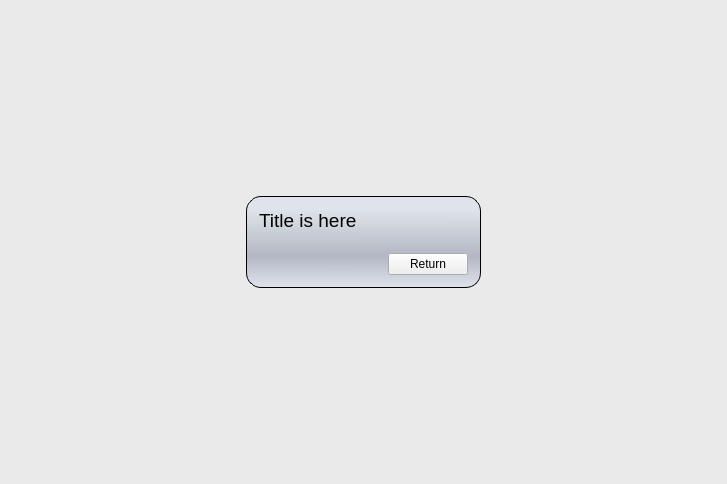
First picture: the form in UiModule/ui/EtherActionWidget.ui, repository realXtend/tundra, before the edit.
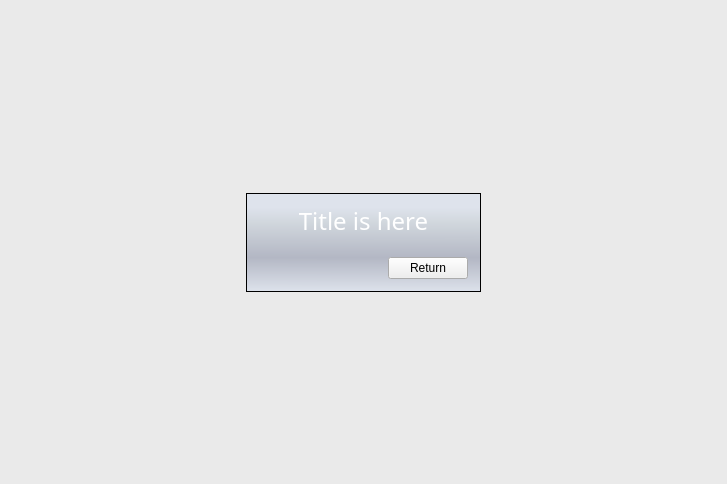
Second picture: the form after the edit. Icons and pictures are not drawn.

Diff of the .ui file:
```diff
--- a/UiModule/ui/EtherActionWidget.ui
+++ b/UiModule/ui/EtherActionWidget.ui
@@ -21,7 +21,13 @@
 QFrame#ContainerFrame {
 	background-color: qlineargradient(spread:pad, x1:0.006, y1:0, x2:0, y2:1, stop:0.142045 rgba(222, 227, 236, 255), stop:0.295455 rgba(209, 215, 221, 255), stop:0.65 rgba(179, 183, 196, 255), stop:1 rgba(222, 227, 236, 255));
 	border: 1px solid black;
-	border-radius: 15px;
+	border-radius: 0px;
+}
+
+QLabel#titleLabel {
+	background-image: url('./data/ui/images/ether/title_bg.png');
+	background-position: top left;
+	background-repeat: repeat-x;
 }</string>
   </property>
   <layout class="QVBoxLayout" name="verticalLayout_2">
@@ -65,33 +71,83 @@
          </property>
          <layout class="QVBoxLayout" name="verticalLayout_3">
           <property name="margin">
-           <number>12</number>
+           <number>0</number>
           </property>
           <item>
            <layout class="QVBoxLayout" name="mainLayout">
+            <property name="spacing">
+             <number>0</number>
+            </property>
             <item>
              <widget class="QLabel" name="titleLabel">
+              <property name="sizePolicy">
+               <sizepolicy hsizetype="Expanding" vsizetype="Preferred">
+                <horstretch>0</horstretch>
+                <verstretch>0</verstretch>
+               </sizepolicy>
+              </property>
+              <property name="minimumSize">
+               <size>
+                <width>0</width>
+                <height>45</height>
+               </size>
+              </property>
+              <property name="maximumSize">
+               <size>
+                <width>16777215</width>
+                <height>45</height>
+               </size>
+              </property>
               <property name="font">
                <font>
-                <pointsize>14</pointsize>
+                <family>Narkisim</family>
+                <pointsize>18</pointsize>
                </font>
               </property>
               <property name="styleSheet">
-               <string notr="true">padding-bottom: 15px;</string>
+               <string notr="true">color: white; padding-top: 8px;</string>
               </property>
               <property name="text">
                <string>Title is here</string>
               </property>
+              <property name="alignment">
+               <set>Qt::AlignCenter</set>
+              </property>
               <property name="indent">
                <number>0</number>
               </property>
              </widget>
             </item>
             <item>
-             <layout class="QVBoxLayout" name="widgetLayout"/>
+             <layout class="QVBoxLayout" name="widgetLayout">
+              <property name="leftMargin">
+               <number>12</number>
+              </property>
+              <property name="topMargin">
+               <number>12</number>
+              </property>
+              <property name="rightMargin">
+               <number>12</number>
+              </property>
+              <property name="bottomMargin">
+               <number>3</number>
+              </property>
+             </layout>
             </item>
             <item>
              <layout class="QHBoxLayout" name="horizontalLayout">
+              <property name="leftMargin">
+               <number>12</number>
+              </property>
+              <property name="topMargin">
+               <number>3</number>
+              </property>
+              <property name="rightMargin">
+               <number>12</number>
+              </property>
+              <property name="bottomMargin">
+               <number>12</number>
+              </property>
               <item>
                <spacer name="horizontalSpacer">
                 <property name="orientation">
```
